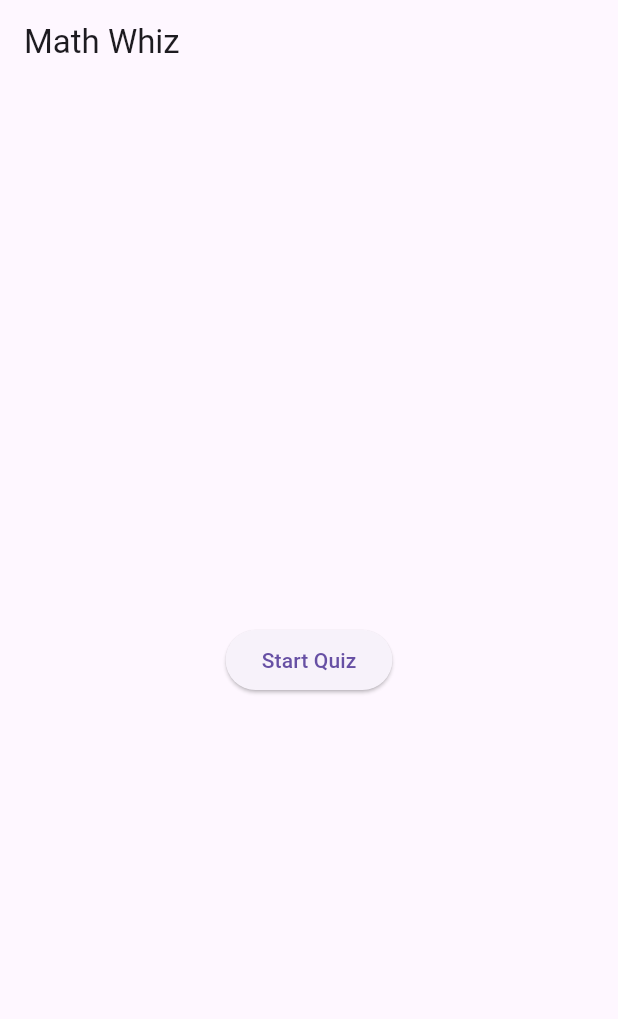
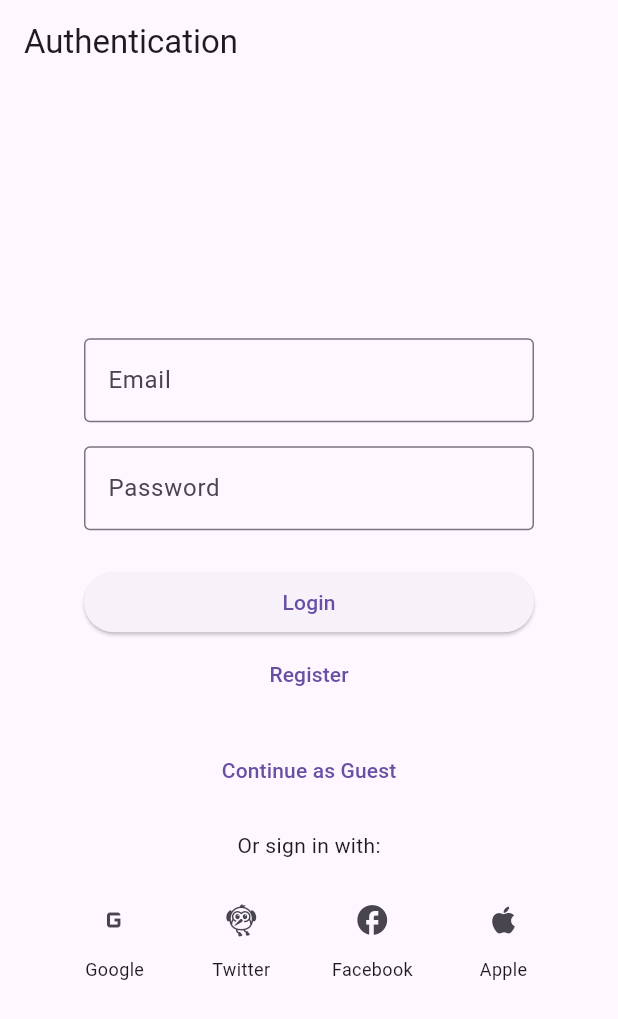
Before and after one commit to shagene/math_whiz, a Flutter app: the screen it shows after launch, on a phone screen of 412 x 824 dp. Shown: the top 1019 px of the screen. Run offline on Flutter 3.47's test engine with Material 3 defaults, Android fonts, the phone set to English and light mode, and no system bars; our stand-ins replace firebase_auth, firebase_core, flutter_dotenv, flutter_riverpod, go_router; accounts and stored records are empty.

Commit message:
building out auth layer. presentation is in place. next step is implement logic

```diff
--- /dev/null
+++ b/lib/features/auth/data/models/user_model.dart
@@ -0,0 +1,23 @@
+class UserModel {
+  final String id;
+  final String email;
+  final String? displayName;
+
+  UserModel({required this.id, required this.email, this.displayName});
+
+  factory UserModel.fromJson(Map<String, dynamic> json) {
+    return UserModel(
+      id: json['id'],
+      email: json['email'],
+      displayName: json['displayName'],
+    );
+  }
+
+  Map<String, dynamic> toJson() {
+    return {
+      'id': id,
+      'email': email,
+      'displayName': displayName,
+    };
+  }
+}
--- /dev/null
+++ b/lib/features/auth/logic/auth_controller.dart
@@ -0,0 +1,45 @@
+import 'package:flutter_riverpod/flutter_riverpod.dart';
+
+import '../data/models/user_model.dart';
+import '../data/repositories/auth_repository.dart';
+
+final authControllerProvider =
+    StateNotifierProvider<AuthController, AsyncValue<UserModel?>>((ref) {
+  return AuthController(AuthRepository());
+});
+
+class AuthController extends StateNotifier<AsyncValue<UserModel?>> {
+  final AuthRepository _authRepository;
+
+  AuthController(this._authRepository) : super(const AsyncValue.data(null));
+
+  Future<void> signInWithEmailAndPassword(String email, String password) async {
+    state = const AsyncValue.loading();
+    try {
+      final user =
+          await _authRepository.signInWithEmailAndPassword(email, password);
+      state = AsyncValue.data(user);
+    } catch (e) {
+      state = AsyncValue.error(e, StackTrace.current);
+    }
+  }
+
+  Future<void> registerWithEmailAndPassword(
+      String email, String password) async {
+    state = const AsyncValue.loading();
+    try {
+      final user =
+          await _authRepository.registerWithEmailAndPassword(email, password);
+      state = AsyncValue.data(user);
+    } catch (e) {
+      state = AsyncValue.error(e, StackTrace.current);
+    }
+  }
+
+  Future<void> signOut() async {
+    await _authRepository.signOut();
+    state = const AsyncValue.data(null);
+  }
+
+  // TODO: Implement social login methods
+}
--- /dev/null
+++ b/lib/features/auth/presentation/screens/auth_screen.dart
@@ -0,0 +1,56 @@
+import 'package:flutter/material.dart';
+import 'package:flutter_riverpod/flutter_riverpod.dart';
+import 'package:go_router/go_router.dart';
+
+import '../../logic/auth_controller.dart';
+import '../widgets/email_password_form.dart';
+import '../widgets/social_login_buttons.dart';
+
+class AuthScreen extends ConsumerWidget {
+  const AuthScreen({super.key});
+
+  @override
+  Widget build(BuildContext context, WidgetRef ref) {
+    final authState = ref.watch(authControllerProvider);
+
+    return Scaffold(
+      appBar: AppBar(title: const Text('Authentication')),
+      body: Center(
+        child: SingleChildScrollView(
+          child: Padding(
+            padding: const EdgeInsets.symmetric(horizontal: 16.0),
+            child: Column(
+              mainAxisAlignment: MainAxisAlignment.center,
+              children: [
+                EmailPasswordForm(
+                  onLogin: (email, password) {
+                    ref
+                        .read(authControllerProvider.notifier)
+                        .signInWithEmailAndPassword(email, password);
+                  },
+                  onRegister: (email, password) {
+                    ref
+                        .read(authControllerProvider.notifier)
+                        .registerWithEmailAndPassword(email, password);
+                  },
+                ),
+                const SizedBox(height: 16),
+                TextButton(
+                  onPressed: () {
+                    // TODO: Implement guest login
+                    context.go('/home');
+                  },
+                  child: const Text('Continue as Guest'),
+                ),
+                const SizedBox(height: 16),
+                const Text('Or sign in with:'),
+                const SizedBox(height: 16),
+                const SocialLoginButtons(),
+              ],
+            ),
+          ),
+        ),
+      ),
+    );
+  }
+}
--- /dev/null
+++ b/lib/features/auth/presentation/widgets/email_password_form.dart
@@ -0,0 +1,94 @@
+import 'package:flutter/material.dart';
+
+class EmailPasswordForm extends StatefulWidget {
+  final Function(String email, String password) onLogin;
+  final Function(String email, String password) onRegister;
+
+  const EmailPasswordForm({
+    super.key,
+    required this.onLogin,
+    required this.onRegister,
+  });
+
+  @override
+  State<EmailPasswordForm> createState() => _EmailPasswordFormState();
+}
+
+class _EmailPasswordFormState extends State<EmailPasswordForm> {
+  final _formKey = GlobalKey<FormState>();
+  final _emailController = TextEditingController();
+  final _passwordController = TextEditingController();
+
+  @override
+  void dispose() {
+    _emailController.dispose();
+    _passwordController.dispose();
+    super.dispose();
+  }
+
+  @override
+  Widget build(BuildContext context) {
+    return Center(
+      child: ConstrainedBox(
+        constraints: const BoxConstraints(maxWidth: 300),
+        child: Form(
+          key: _formKey,
+          child: Column(
+            mainAxisAlignment: MainAxisAlignment.center,
+            crossAxisAlignment: CrossAxisAlignment.stretch,
+            children: [
+              TextFormField(
+                controller: _emailController,
+                decoration: const InputDecoration(
+                  labelText: 'Email',
+                  border: OutlineInputBorder(),
+                ),
+                keyboardType: TextInputType.emailAddress,
+                validator: (value) {
+                  if (value == null || value.isEmpty) {
+                    return 'Please enter your email';
+                  }
+                  return null;
+                },
+              ),
+              const SizedBox(height: 16),
+              TextFormField(
+                controller: _passwordController,
+                decoration: const InputDecoration(
+                  labelText: 'Password',
+                  border: OutlineInputBorder(),
+                ),
+                obscureText: true,
+                validator: (value) {
+                  if (value == null || value.isEmpty) {
+                    return 'Please enter your password';
+                  }
+                  return null;
+                },
+              ),
+              const SizedBox(height: 24),
+              ElevatedButton(
+                onPressed: () {
+                  if (_formKey.currentState!.validate()) {
+                    widget.onLogin(
+                        _emailController.text, _passwordController.text);
+                  }
+                },
+                child: const Text('Login'),
+              ),
+              TextButton(
+                onPressed: () {
+                  if (_formKey.currentState!.validate()) {
+                    widget.onRegister(
+                        _emailController.text, _passwordController.text);
+                  }
+                },
+                child: const Text('Register'),
+              ),
+            ],
+          ),
+        ),
+      ),
+    );
+  }
+}
--- /dev/null
+++ b/lib/features/auth/presentation/widgets/social_login_buttons.dart
@@ -0,0 +1,39 @@
+import 'package:flutter/material.dart';
+
+class SocialLoginButtons extends StatelessWidget {
+  const SocialLoginButtons({super.key});
+
+  @override
+  Widget build(BuildContext context) {
+    return Row(
+      mainAxisAlignment: MainAxisAlignment.spaceEvenly,
+      children: [
+        _socialLoginButton('Google', Icons.g_mobiledata, () {
+          // TODO: Implement Google sign-in
+        }),
+        _socialLoginButton('Twitter', Icons.flutter_dash, () {
+          // TODO: Implement Twitter sign-in
+        }),
+        _socialLoginButton('Facebook', Icons.facebook, () {
+          // TODO: Implement Facebook sign-in
+        }),
+        _socialLoginButton('Apple', Icons.apple, () {
+          // TODO: Implement Apple sign-in
+        }),
+      ],
+    );
+  }
+
+  Widget _socialLoginButton(
+      String label, IconData icon, VoidCallback onPressed) {
+    return Column(
+      children: [
+        IconButton(
+          icon: Icon(icon),
+          onPressed: onPressed,
+        ),
+        Text(label, style: const TextStyle(fontSize: 12)),
+      ],
+    );
+  }
+}
--- a/lib/router.dart
+++ b/lib/router.dart
@@ -2,10 +2,11 @@ import 'package:flutter/material.dart';
 import 'package:flutter_riverpod/flutter_riverpod.dart';
 import 'package:go_router/go_router.dart';
 
+import 'features/auth/presentation/screens/auth_screen.dart';
 import 'features/home/presentation/screens/home_screen.dart';
 import 'features/quiz/presentation/screens/quiz_page.dart';
 import 'features/splash/presentation/screens/splash_screen.dart';
-import 'providers/app_providers.dart'; // Update this import
+import 'providers/app_providers.dart';
 
 final routerProvider = Provider<GoRouter>((ref) {
   final appInitialization = ref.watch(appInitializationProvider);
@@ -16,10 +17,18 @@ final routerProvider = Provider<GoRouter>((ref) {
       GoRoute(
         path: '/',
         builder: (context, state) => appInitialization.when(
-          data: (_) => const HomeScreen(),
+          data: (_) => const SplashScreen(),
           loading: () => const SplashScreen(),
           error: (_, __) => const Center(child: Text('Error initializing app')),
         ),
+      ),
+      GoRoute(
+        path: '/auth',
+        builder: (context, state) => const AuthScreen(),
+      ),
+      GoRoute(
+        path: '/home',
+        builder: (context, state) => const HomeScreen(),
       ),
       GoRoute(
         path: '/quiz',
```
Also changed, not shown: lib/features/auth/data/repositories/auth_repository.dart (added, +50 -0 lines), lib/features/splash/presentation/screens/splash_screen.dart (+8 -0 lines), 1 other file.
